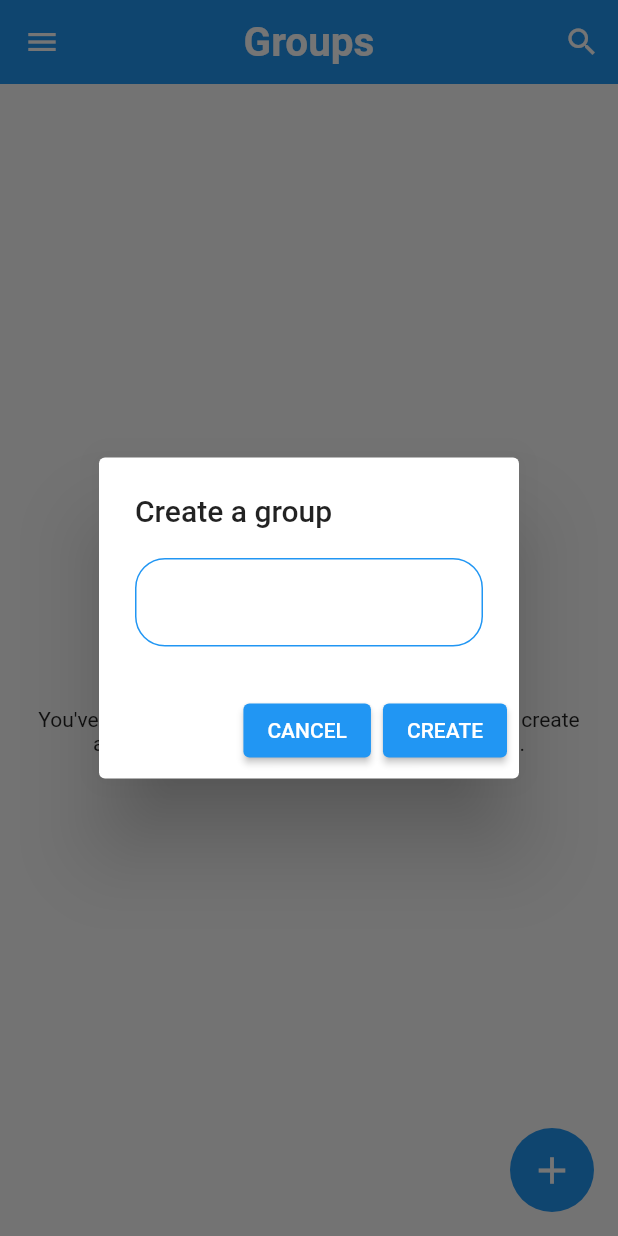
After one commit to OBJECT-INHATC/FlutterSeminar, a Flutter app: the HomePage screen opened directly, after a tap on the "add" icon, on a phone screen of 412 x 824 dp. The commit adds this screen. Run offline on Flutter 3.47's test engine with Material 2 defaults, Android fonts, the phone set to English and light mode, and no system bars; our stand-ins replace cloud_firestore, dio, firebase_auth, firebase_core, flutter_secure_storage; accounts and stored records are empty.

Commit message:
feat(screen): 메인 페이지 UI 추가

```diff
--- a/providerpattern/lib/providers/p_auth.dart
+++ b/providerpattern/lib/providers/p_auth.dart
@@ -17,7 +17,6 @@ class AuthStore extends ChangeNotifier {
 
   /// 생성자 의존성 주입
   final AuthModel _authModel;
-
   AuthStore(this._authModel);
 
   /// 로그인
@@ -27,9 +26,12 @@ class AuthStore extends ChangeNotifier {
 
     final fullName = await storage.read(key: 'fullName');
     final storedEmail = await storage.read(key: 'email');
+    this.name = name;
+    this.email = email;
 
     if (fullName != null && storedEmail != null) {
       // 이미 fullName과 email이 저장되어 있는 경우
+      notifyListeners();
       return true;
     } else {
       // 저장되어 있지 않은 경우 fullName과 email 저장 후 반환
--- /dev/null
+++ b/providerpattern/lib/screens/s_home.dart
@@ -0,0 +1,246 @@
+import 'package:flutter/material.dart';
+import 'package:provider/provider.dart';
+import 'package:providerpattern/providers/p_auth.dart';
+import 'package:providerpattern/screens/s_login.dart';
+import 'package:providerpattern/service/sv_auth.dart';
+
+class HomePage extends StatelessWidget {
+  HomePage({Key? key}) : super(key: key);
+
+  AuthService authService = AuthService();
+
+  @override
+  Widget build(BuildContext context) {
+    return Scaffold(
+      appBar: AppBar(
+        actions: [
+          IconButton(
+            onPressed: () {},
+            icon: const Icon(
+              Icons.search,
+            ),
+          )
+        ],
+        elevation: 0,
+        centerTitle: true,
+        backgroundColor: Theme.of(context).primaryColor,
+        title: const Text(
+          "Groups",
+          style: TextStyle(
+              color: Colors.white,
+              fontWeight: FontWeight.bold,
+              fontSize: 27),
+        ),
+      ),
+      drawer: Drawer(
+        child: ListView(
+          padding: const EdgeInsets.symmetric(vertical: 50),
+          children: <Widget>[
+            Icon(
+              Icons.account_circle,
+              size: 150,
+              color: Colors.grey[700],
+            ),
+            const SizedBox(
+              height: 15,
+            ),
+            Consumer<AuthStore>(
+              builder: (context, authStore, child) {
+                return Text(
+                  authStore.name + "(" + authStore.email + ")" ?? "", // name이 null인 경우 빈 문자열로 표시
+                  textAlign: TextAlign.center,
+                  style: const TextStyle(fontWeight: FontWeight.bold),
+                );
+              },
+            ),
+            const SizedBox(
+              height: 30,
+            ),
+            const Divider(
+              height: 2,
+            ),
+            ListTile(
+              onTap: () {},
+              selectedColor: Theme.of(context).primaryColor,
+              selected: true,
+              contentPadding:
+              const EdgeInsets.symmetric(horizontal: 20, vertical: 5),
+              leading: const Icon(Icons.group),
+              title: const Text(
+                "Groups",
+                style: TextStyle(color: Colors.black),
+              ),
+            ),
+            ListTile(
+              onTap: () {},
+              contentPadding:
+              const EdgeInsets.symmetric(horizontal: 20, vertical: 5),
+              leading: const Icon(Icons.group),
+              title: const Text(
+                "Profile",
+                style: TextStyle(color: Colors.black),
+              ),
+            ),
+            ListTile(
+              onTap: () async {
+                showDialog(
+                  barrierDismissible: false,
+                  context: context,
+                  builder: (context) {
+                    return AlertDialog(
+                      title: const Text("Logout"),
+                      content: const Text("Are you sure you want to logout?"),
+                      actions: [
+                        IconButton(
+                          onPressed: () {
+                            Navigator.pop(context);
+                          },
+                          icon: const Icon(
+                            Icons.cancel,
+                            color: Colors.red,
+                          ),
+                        ),
+                        IconButton(
+                          onPressed: () async {
+                            await authService.signOut();
+                            Navigator.of(context).pushAndRemoveUntil(
+                              MaterialPageRoute(
+                                builder: (context) => LoginPage(),
+                              ),
+                                  (route) => false,
+                            );
+                          },
+                          icon: const Icon(
+                            Icons.done,
+                            color: Colors.green,
+                          ),
+                        ),
+                      ],
+                    );
+                  },
+                );
+              },
+              contentPadding:
+              const EdgeInsets.symmetric(horizontal: 20, vertical: 5),
+              leading: const Icon(Icons.exit_to_app),
+              title: const Text(
+                "Logout",
+                style: TextStyle(color: Colors.black),
+              ),
+            )
+          ],
+        ),
+      ),
+      body: noGroupWidget(),
+      floatingActionButton: FloatingActionButton(
+        onPressed: () {
+          popUpDialog(context);
+        },
+        elevation: 0,
+        backgroundColor: Theme.of(context).primaryColor,
+        child: const Icon(
+          Icons.add,
+          color: Colors.white,
+          size: 30,
+        ),
+      ),
+    );
+  }
+
+  popUpDialog(BuildContext context) {
+    showDialog(
+      barrierDismissible: false,
+      context: context,
+      builder: (context) {
+        return StatefulBuilder(builder: ((context, setState) {
+          return AlertDialog(
+            title: const Text(
+              "Create a group",
+              textAlign: TextAlign.left,
+            ),
+            content: Column(
+              mainAxisSize: MainAxisSize.min,
+              children: [
+                TextField(
+                  onChanged: (val) {},
+                  style: const TextStyle(color: Colors.black),
+                  decoration: InputDecoration(
+                    enabledBorder: OutlineInputBorder(
+                      borderSide:
+                      BorderSide(color: Theme.of(context).primaryColor),
+                      borderRadius: BorderRadius.circular(20),
+                    ),
+                    errorBorder: OutlineInputBorder(
+                      borderSide: const BorderSide(color: Colors.red),
+                      borderRadius: BorderRadius.circular(20),
+                    ),
+                    focusedBorder: OutlineInputBorder(
+                      borderSide:
+                      BorderSide(color: Theme.of(context).primaryColor),
+                      borderRadius: BorderRadius.circular(20),
+                    ),
+                  ),
+                ),
+              ],
+            ),
+            actions: [
+              ElevatedButton(
+                onPressed: () {
+                  Navigator.of(context).pop();
+                },
+                child: const Text("CANCEL"),
+              ),
+              ElevatedButton(
+                onPressed: () async {
+                  // if (groupName != "") {
+                  //   setState(() {
+                  //     _isLoading = true;
+                  //   });
+                  //   DatabaseService(
+                  //       uid: FirebaseAuth.instance.currentUser!.uid)
+                  //       .createGroup(userName,
+                  //       FirebaseAuth.instance.currentUser!.uid, groupName)
+                  //       .whenComplete(() {
+                  //     _isLoading = false;
+                  //   });
+                  //   Navigator.of(context).pop();
+                  //   showSnackbar(
+                  //       context, Colors.green, "Group created successfully.");
+                  // }
+                },
+                child: const Text("CREATE"),
+              ),
+            ],
+          );
+        }));
+      },
+    );
+  }
+
+  noGroupWidget() {
+    return Container(
+      padding: const EdgeInsets.symmetric(horizontal: 25),
+      child: Column(
+        mainAxisAlignment: MainAxisAlignment.center,
+        crossAxisAlignment: CrossAxisAlignment.center,
+        children: [
+          GestureDetector(
+            onTap: () {},
+            child: Icon(
+              Icons.add_circle,
+              color: Colors.grey[700],
+              size: 75,
+            ),
+          ),
+          const SizedBox(
+            height: 20,
+          ),
+          const Text(
+            "You've not joined any groups, tap on the add icon to create a group or also search from top search button.",
+            textAlign: TextAlign.center,
+          ),
+        ],
+      ),
+    );
+  }
+}
--- a/providerpattern/lib/screens/s_login.dart
+++ b/providerpattern/lib/screens/s_login.dart
@@ -2,6 +2,7 @@ import 'package:cloud_firestore/cloud_firestore.dart';
 import 'package:firebase_auth/firebase_auth.dart';
 import 'package:flutter/material.dart';
 import 'package:provider/provider.dart';
+import 'package:providerpattern/screens/s_home.dart';
 import 'package:providerpattern/service/sv_auth.dart';
 import 'package:providerpattern/service/sv_database.dart';
 import '../providers/p_auth.dart';
@@ -24,7 +25,7 @@ class _LoginPageState extends State<LoginPage> {
   _asyncMethod() async {
     if (await storage.read(key: "email") != null && await storage.read(key: "fullName") != null) {
       if(!mounted) return;
-      Navigator.push(context, MaterialPageRoute(builder: (context) => MainList()));
+      Navigator.push(context, MaterialPageRoute(builder: (context) => HomePage()));
     }
   }
 
@@ -101,7 +102,8 @@ class _LoginPageState extends State<LoginPage> {
                           await DatabaseService(uid: FirebaseAuth.instance.currentUser!.uid)
                               .gettingUserData(authStore.email);
                           authStore.login(snapshot.docs[0]['fullName'], snapshot.docs[0]['email']);
-                          Navigator.push(context, MaterialPageRoute(builder: (context) => MainList()));
+                          if (!mounted) return;
+                          Navigator.push(context, MaterialPageRoute(builder: (context) => HomePage()));
                         }
                         else{
                           ScaffoldMessenger.of(context).showSnackBar(
--- a/providerpattern/lib/service/sv_auth.dart
+++ b/providerpattern/lib/service/sv_auth.dart
@@ -42,15 +42,13 @@ class AuthService {
   }
 
   // signout
-  // Future signOut() async {
-  //   try {
-  //     await HelperFunctions.saveUserLoggedInStatus(false);
-  //     await HelperFunctions.saveUserEmailSF("");
-  //     await HelperFunctions.saveUserNameSF("");
-  //     await firebaseAuth.signOut();
-  //   } catch (e) {
-  //     return null;
-  //   }
-  // }
+  Future signOut() async {
+    try {
+      await storage.deleteAll();
+      await firebaseAuth.signOut();
+    } catch (e) {
+      return null;
+    }
+  }
 
 }
```
